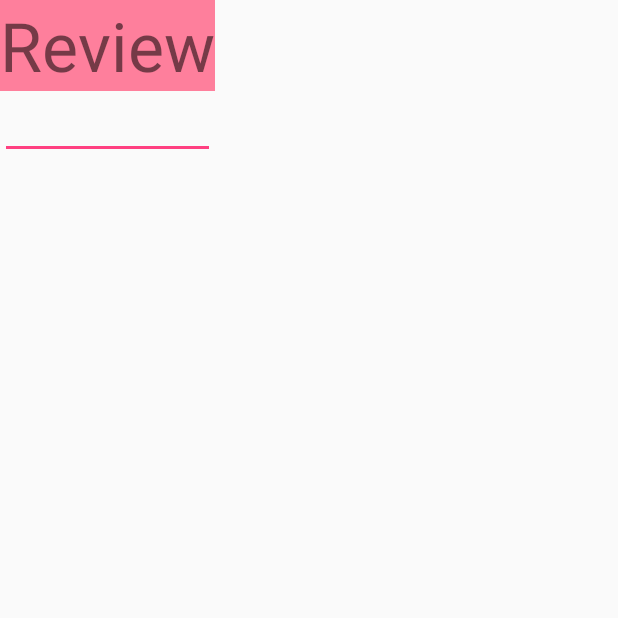
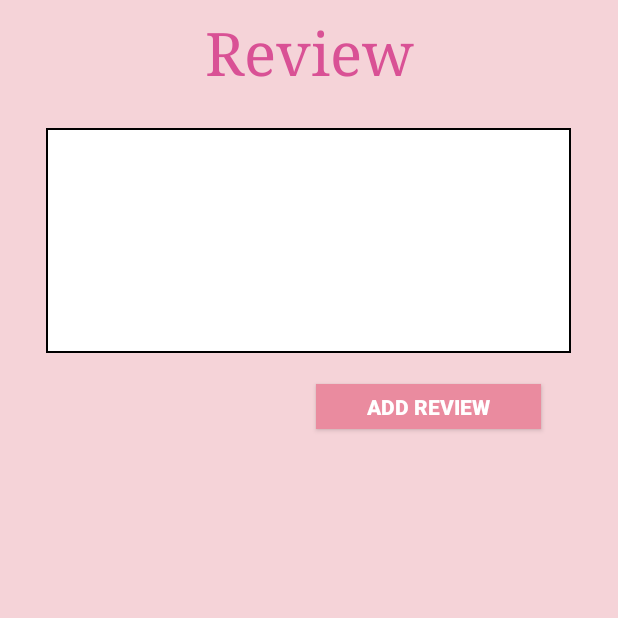
Before and after one commit to songkyunghee/quiclick, an Android app: the ReviewActivity screen opened directly, with no data from a screen before it, on a phone screen of 412 x 824 dp, the top half of it. Run offline under Robolectric (Android 15) with nearby library versions, the phone set to English and light mode, and no system bars.

Commit message:
리뷰 액티비티 레이아웃 정의

```diff
--- /dev/null
+++ b/app/src/main/res/drawable/border.xml
@@ -0,0 +1,12 @@
+<?xml version="1.0" encoding="utf-8"?>
+<shape xmlns:android="http://schemas.android.com/apk/res/android"
+    android:padding="10dp"
+    android:shape="rectangle" >
+
+    <solid android:color="#FFFFFFFF" />
+
+    <stroke
+        android:width="2px"
+        android:color="#FF000000" />
+
+</shape>
--- a/app/src/main/res/layout/activity_review.xml
+++ b/app/src/main/res/layout/activity_review.xml
@@ -1,29 +1,57 @@
 <?xml version="1.0" encoding="utf-8"?>
-<android.support.constraint.ConstraintLayout xmlns:android="http://schemas.android.com/apk/res/android"
+<LinearLayout xmlns:android="http://schemas.android.com/apk/res/android"
     xmlns:app="http://schemas.android.com/apk/res-auto"
     xmlns:tools="http://schemas.android.com/tools"
     android:layout_width="match_parent"
     android:layout_height="match_parent"
-    tools:context="com.example.quiclick.ReviewActivity">
+    android:background="@color/colorpink1"
+    android:gravity="center_horizontal"
+    android:orientation="vertical"
+    tools:context="com.example.quiclick.LoginActivity"
+    android:weightSum="1">
+
+    <TextView
+        android:layout_width="368dp"
+        android:layout_height="70dp"
+        android:gravity="center_vertical|center_horizontal"
+        android:text="Review"
+        android:id="@+id/action_reviewmenu"
+        android:textAppearance="?android:attr/textAppearanceLarge"
+        android:textColor="@color/colorpink7"
+        android:typeface= "serif"
+        android:textSize="40dp"
+        tools:layout_editor_absoluteX="8dp"
+        tools:layout_editor_absoluteY="0dp" />
 
 
-    <LinearLayout
-        android:layout_width="wrap_content"
+        <EditText
+            android:id="@+id/edit_review"
+            android:layout_width="350dp"
+            android:layout_height="150dp"
+            android:layout_alignParentTop="true"
+            android:layout_centerHorizontal="true"
+            android:layout_margin="15dp"
+            android:background="@drawable/border"
+            android:cursorVisible="true"
+            android:ems="10"
+            android:inputType="textMultiLine|textNoSuggestions" />
+
+    <Button
+        android:id="@+id/sign_in_button"
+        android:layout_width="150dp"
+        android:layout_height="30dp"
+        android:layout_marginLeft="100dp"
+        android:layout_marginRight="20dp"
+        android:layout_marginTop="5dp"
+        android:background="@color/colorpink5"
+        android:text="Add Review"
+        android:textColor="#fff"
+        android:textStyle="bold" />
+    <ListView
+        android:id="@+id/listView2"
+        android:layout_width="match_parent"
         android:layout_height="wrap_content"
-        android:orientation="vertical">
-        <TextView
-            android:id="@+id/action_reviewmenu"
-            android:layout_width="match_parent"
-            android:layout_height="wrap_content"
-            android:text="Review"
-            android:layout_weight="1"
-            android:background="@color/colorpink6"
-            android:textAlignment="center"
-            android:textSize="45dp"
-            />
+        ></ListView>
 
-        <EditText
-            android:layout_width="match_parent"
-            android:layout_height="match_parent" />
-    </LinearLayout>
-</android.support.constraint.ConstraintLayout>
+
+</LinearLayout>
```
